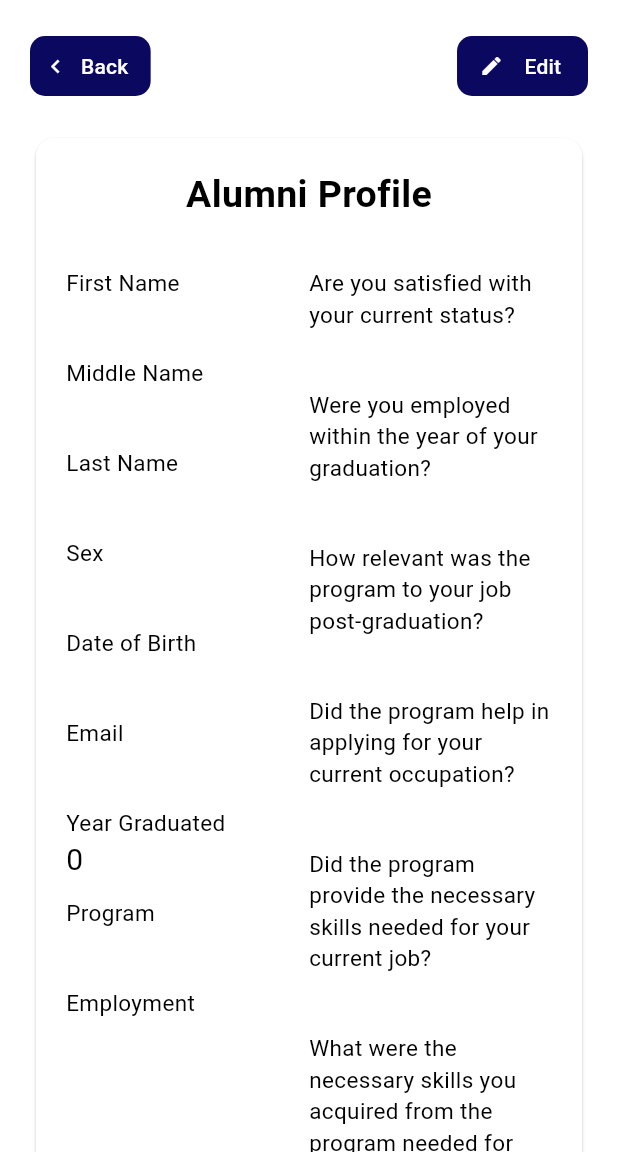
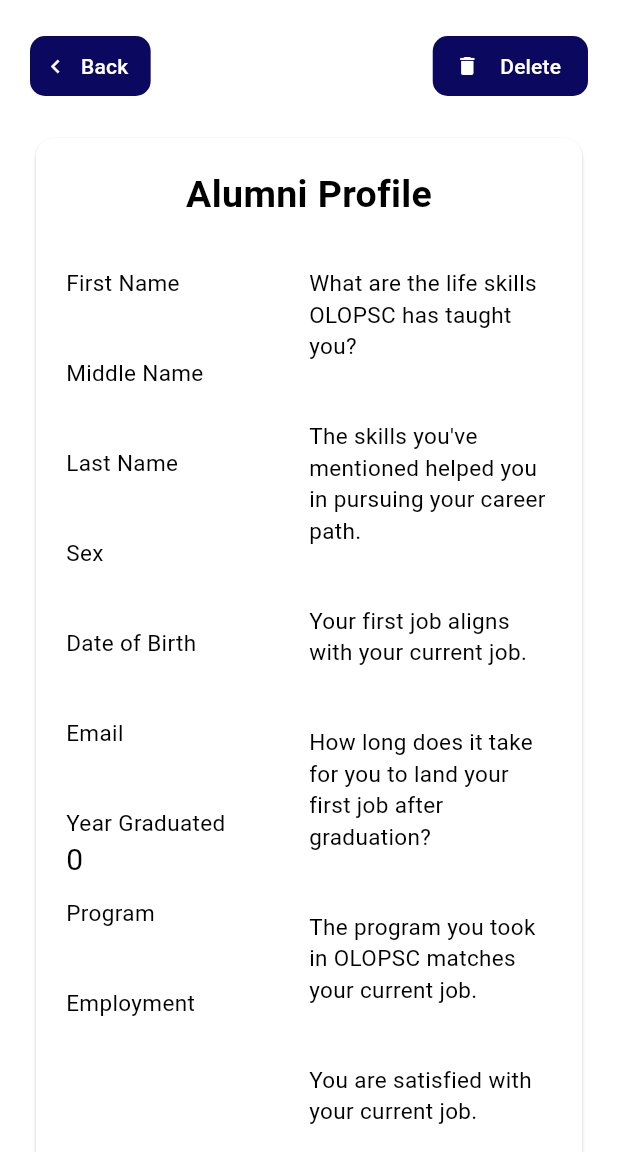
Before and after one commit to SirRamNick/admin, a Flutter app: the ProfilePage screen opened directly with empty values, on a phone screen of 412 x 824 dp, the part 84-1236 px from its top. Run offline on Flutter 3.47's test engine with Material 3 defaults, Android fonts, the phone set to English and light mode, and no system bars; our stand-ins replace cloud_firestore, firebase_core, fl_chart, flutter_spinkit; missing offline and left inert: dart:js; accounts and stored records are empty; network calls fail; statements that could not run were skipped.

Commit message:
Fixed alumni list
Not sure if this works

```diff
--- a/lib/components/profile_helpbutton.dart
+++ b/lib/components/profile_helpbutton.dart
@@ -2,10 +2,10 @@ import 'package:flutter/material.dart';
 
 FloatingActionButton profileHelpActionButton(BuildContext context) =>
     FloatingActionButton.extended(
-      backgroundColor: Color(0xFFFFD22F),
+      backgroundColor: const Color(0xFFFFD22F),
       foregroundColor: Colors.black,
-      label: Text("Help"),
-      icon: Icon(Icons.help),
+      label: const Text("Help"),
+      icon: const Icon(Icons.help),
       onPressed: () {
         showDialog(
           context: context,
--- a/lib/pages/profile_page.dart
+++ b/lib/pages/profile_page.dart
@@ -46,8 +46,10 @@ class _ProfilePageState extends State<ProfilePage> {
     middleName = doc['middle_name'];
     email = doc['email'];
     sex = doc['sex'];
-    program = doc['program'];
-    yearGraduated = doc['year_graduated'];
+    program = doc['degree'];
+    yearGraduated = doc['year_graduated'].runtimeType == String
+        ? int.tryParse(doc['year_graduated'])
+        : doc['year_graduated'];
     employmentStatus = doc['employment_status'];
     occupation = doc['occupation'];
     dateOfBirth = doc['date_of_birth'];
@@ -66,7 +68,7 @@ class _ProfilePageState extends State<ProfilePage> {
       drawer: adminDrawer(context),
       body: SingleChildScrollView(
         child: Padding(
-          padding: EdgeInsets.all(20),
+          padding: const EdgeInsets.all(20),
           child: Column(
             children: [
               Row(
@@ -98,18 +100,52 @@ class _ProfilePageState extends State<ProfilePage> {
                   ),
                   TextButton.icon(
                     onPressed: () {
-
+                      showDialog(
+                        context: context,
+                        builder: (context) => AlertDialog(
+                          title: const Align(
+                            alignment: Alignment.topCenter,
+                            child: Text(
+                              "Confirm Delete",
+                              style: TextStyle(
+                                fontSize: 20,
+                                fontWeight: FontWeight.bold,
+                              ),
+                            ),
+                          ),
+                          content: Text(
+                            "Delete '$firstName $lastName'?",
+                            style: const TextStyle(fontSize: 18),
+                          ),
+                          actions: [
+                            TextButton(
+                              onPressed: () {
+                                Navigator.of(context).pop();
+                                alumniBase.deleteAlumnus('${doc.id}');
+                                Navigator.of(context).pop();
+                              },
+                              child: const Text("Yes"),
+                            ),
+                            TextButton(
+                              onPressed: () {
+                                Navigator.of(context).pop();
+                              },
+                              child: const Text("No"),
+                            ),
+                          ],
+                        ),
+                      );
                     },
                     icon: const Padding(
                       padding: EdgeInsets.only(right: 6),
                       child: Icon(
-                        Icons.edit,
+                        Icons.delete,
                         color: Colors.white,
                         size: 16,
                       ),
                     ),
                     label: const Text(
-                      "Edit",
+                      "Delete",
                       style: TextStyle(color: Colors.white),
                     ),
                     style: TextButton.styleFrom(
@@ -130,8 +166,7 @@ class _ProfilePageState extends State<ProfilePage> {
               Card(
                 child: Padding(
                   padding: const EdgeInsets.all(20.0),
-                  child: Column(
-                    children: [
+                  child: Column(children: [
                     const Text(
                       "Alumni Profile",
                       style: TextStyle(
@@ -159,7 +194,7 @@ class _ProfilePageState extends State<ProfilePage> {
                                     ),
                                     Text(
                                       firstName,
-                                        style: TextStyle(fontSize: 20),
+                                      style: const TextStyle(fontSize: 20),
                                     ),
                                   ],
                                 ),
@@ -176,7 +211,7 @@ class _ProfilePageState extends State<ProfilePage> {
                                     ),
                                     Text(
                                       middleName,
-                                        style: TextStyle(fontSize: 20),
+                                      style: const TextStyle(fontSize: 20),
                                     ),
                                   ],
                                 ),
@@ -193,7 +228,7 @@ class _ProfilePageState extends State<ProfilePage> {
                                     ),
                                     Text(
                                       lastName,
-                                        style: TextStyle(fontSize: 20),
+                                      style: const TextStyle(fontSize: 20),
                                     ),
                                   ],
                                 ),
@@ -210,7 +245,7 @@ class _ProfilePageState extends State<ProfilePage> {
                                     ),
                                     Text(
                                       sex,
-                                        style: TextStyle(fontSize: 20),
+                                      style: const TextStyle(fontSize: 20),
                                     ),
                                   ],
                                 ),
@@ -227,7 +262,7 @@ class _ProfilePageState extends State<ProfilePage> {
                                     ),
                                     Text(
                                       dateOfBirth,
-                                        style: TextStyle(fontSize: 20),
+                                      style: const TextStyle(fontSize: 20),
                                     ),
                                   ],
                                 ),
@@ -244,7 +279,7 @@ class _ProfilePageState extends State<ProfilePage> {
                                     ),
                                     Text(
                                       email,
-                                        style: TextStyle(fontSize: 20),
+                                      style: const TextStyle(fontSize: 20),
                                     ),
                                   ],
                                 ),
@@ -261,7 +296,7 @@ class _ProfilePageState extends State<ProfilePage> {
                                     ),
                                     Text(
                                       "$yearGraduated",
-                                        style: TextStyle(fontSize: 20),
+                                      style: const TextStyle(fontSize: 20),
                                     ),
                                   ],
                                 ),
@@ -278,7 +313,7 @@ class _ProfilePageState extends State<ProfilePage> {
                                     ),
                                     Text(
                                       program,
-                                        style: TextStyle(fontSize: 20),
+                                      style: const TextStyle(fontSize: 20),
                                     ),
                                   ],
                                 ),
@@ -294,8 +329,8 @@ class _ProfilePageState extends State<ProfilePage> {
                                       style: TextStyle(fontSize: 15),
                                     ),
                                     Text(
-                                        "$employmentStatus",
-                                        style: TextStyle(fontSize: 20),
+                                      employmentStatus,
+                                      style: const TextStyle(fontSize: 20),
                                     ),
                                   ],
                                 ),
@@ -314,12 +349,12 @@ class _ProfilePageState extends State<ProfilePage> {
                                   crossAxisAlignment: CrossAxisAlignment.start,
                                   children: [
                                     const Text(
-                                        "Are you satisfied with your current status?",
+                                      "What are the life skills OLOPSC has taught you?",
                                       style: TextStyle(fontSize: 15),
                                     ),
                                     Text(
                                       question1,
-                                        style: TextStyle(fontSize: 20),
+                                      style: const TextStyle(fontSize: 20),
                                     ),
                                   ],
                                 ),
@@ -331,12 +366,12 @@ class _ProfilePageState extends State<ProfilePage> {
                                   crossAxisAlignment: CrossAxisAlignment.start,
                                   children: [
                                     const Text(
-                                        "Were you employed within the year of your graduation?",
+                                      "The skills you've mentioned helped you in pursuing your career path.",
                                       style: TextStyle(fontSize: 15),
                                     ),
                                     Text(
                                       question2,
-                                        style: TextStyle(fontSize: 20),
+                                      style: const TextStyle(fontSize: 20),
                                     ),
                                   ],
                                 ),
@@ -348,12 +383,12 @@ class _ProfilePageState extends State<ProfilePage> {
                                   crossAxisAlignment: CrossAxisAlignment.start,
                                   children: [
                                     const Text(
-                                        "How relevant was the program to your job post-graduation?",
+                                      "Your first job aligns with your current job.",
                                       style: TextStyle(fontSize: 15),
                                     ),
                                     Text(
                                       question3,
-                                        style: TextStyle(fontSize: 20),
+                                      style: const TextStyle(fontSize: 20),
                                     ),
                                   ],
                                 ),
@@ -365,12 +400,12 @@ class _ProfilePageState extends State<ProfilePage> {
                                   crossAxisAlignment: CrossAxisAlignment.start,
                                   children: [
                                     const Text(
-                                        "Did the program help in applying for your current occupation?",
+                                      "How long does it take for you to land your first job after graduation?",
                                       style: TextStyle(fontSize: 15),
                                     ),
                                     Text(
                                       question4,
-                                        style: TextStyle(fontSize: 20),
+                                      style: const TextStyle(fontSize: 20),
                                     ),
                                   ],
                                 ),
@@ -382,12 +417,12 @@ class _ProfilePageState extends State<ProfilePage> {
                                   crossAxisAlignment: CrossAxisAlignment.start,
                                   children: [
                                     const Text(
-                                        "Did the program provide the necessary skills needed for your current job?",
+                                      "The program you took in OLOPSC matches your current job.",
                                       style: TextStyle(fontSize: 15),
                                     ),
                                     Text(
                                       question5,
-                                        style: TextStyle(fontSize: 20),
+                                      style: const TextStyle(fontSize: 20),
                                     ),
                                   ],
                                 ),
@@ -399,12 +434,12 @@ class _ProfilePageState extends State<ProfilePage> {
                                   crossAxisAlignment: CrossAxisAlignment.start,
                                   children: [
                                     const Text(
-                                        "What were the necessary skills you acquired from the program needed for your current job?",
+                                      "You are satisfied with your current job.",
                                       style: TextStyle(fontSize: 15),
                                     ),
                                     Text(
                                       question6,
-                                        style: TextStyle(fontSize: 20),
+                                      style: const TextStyle(fontSize: 20),
                                     ),
                                   ],
                                 ),
@@ -414,8 +449,7 @@ class _ProfilePageState extends State<ProfilePage> {
                         )
                       ],
                     ),
-                    ]
-                  ),
+                  ]),
                 ),
               )
             ],
--- a/lib/services/firebase.dart
+++ b/lib/services/firebase.dart
@@ -10,32 +10,7 @@ class FirestoreService {
   final CollectionReference empStats =
       FirebaseFirestore.instance.collection('employment_status');
 
-  // Create
-  Future addAlumnus(String firstName, String lastName, String program,
-      int yearGraduated, String batch, String sex, bool employmentStatus) {
-    setSearchParam(String firstName, String lastName) {
-      final String name = '$firstName $lastName';
-      List<String> caseSearchList = [];
-      String temp = '';
-
-      for (int i = 0; i < name.length; i++) {
-        temp += name[i];
-        caseSearchList.add(temp.toLowerCase());
-      }
-      return caseSearchList;
-    }
-
-    return alumni.add({
-      'first_name': firstName,
-      'last_name': lastName,
-      'sex': sex,
-      'program': program,
-      'year_graduated': yearGraduated,
-      'batch': batch,
-      'employment_status': employmentStatus,
-      'searchable_name': setSearchParam(firstName, lastName),
-    });
-  }
+  // Create functionality is passed onto the Alumni Site
 
   // Read
   Future getAlumnus(String docID) => alumni.doc(docID).get();
```
Also changed, not shown: lib/components/charts/bar_chart.dart (+11 -13 lines), lib/pages/analytics_page.dart (+7 -7 lines), lib/pages/home_page.dart (+93 -31 lines), pubspec.lock. Lines whose indentation alone changed are shown as unchanged.
